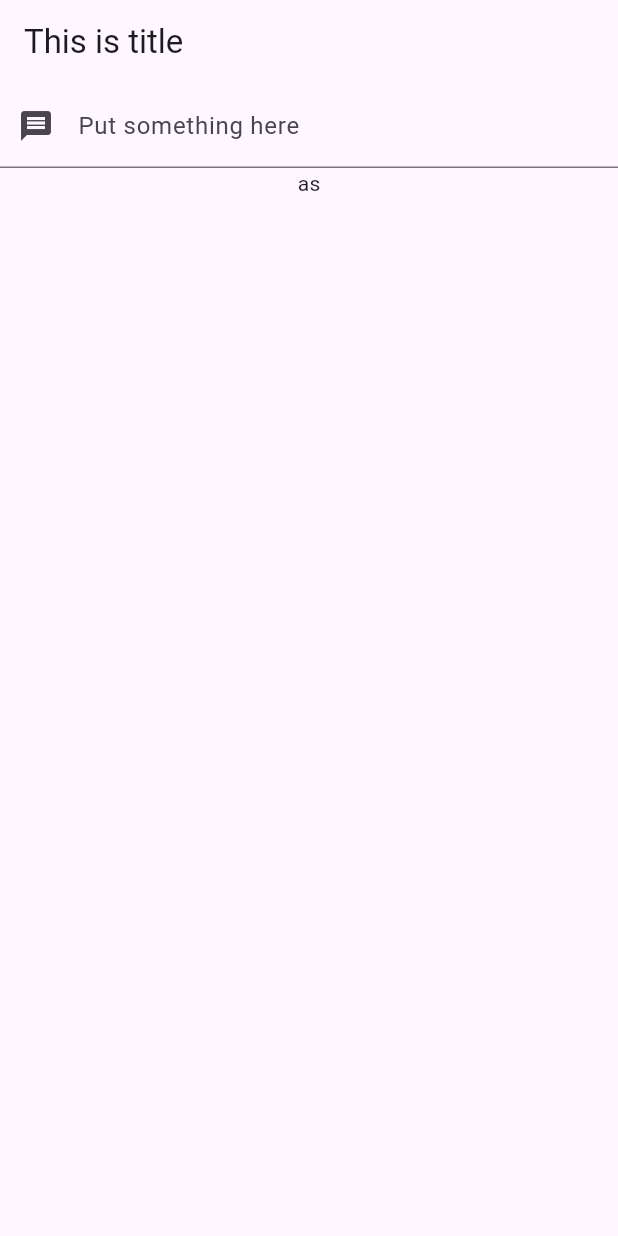
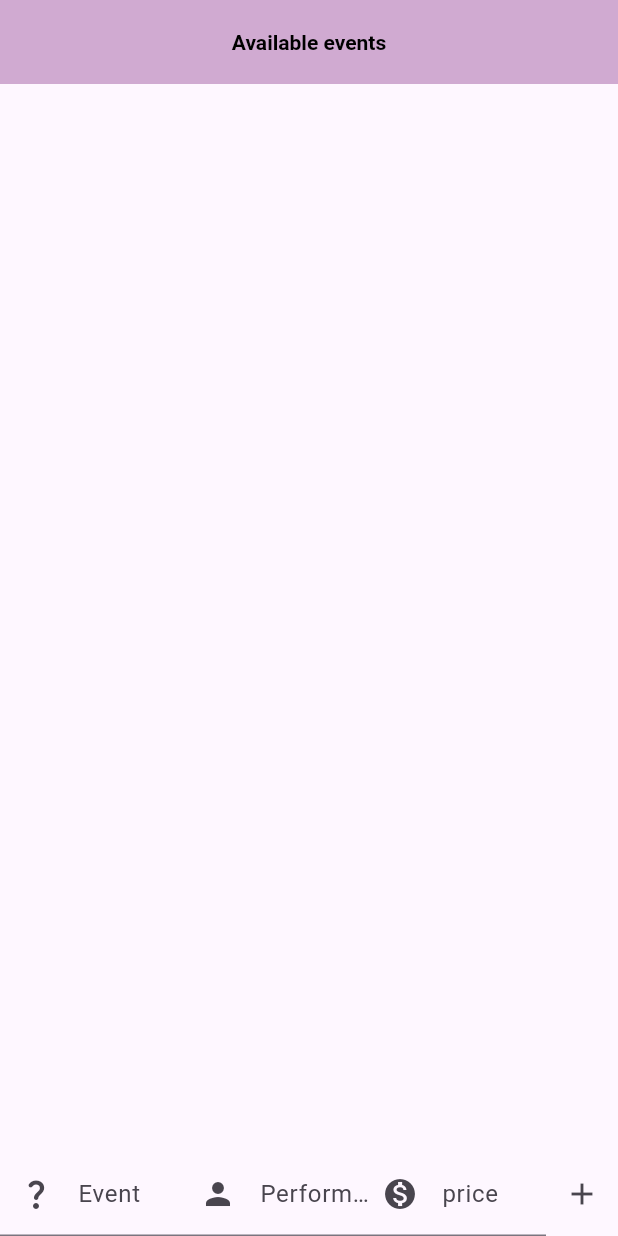
Before and after one commit to rraharjo/flut, a Flutter app: the screen it shows after launch, on a phone screen of 412 x 824 dp. Run offline on Flutter 3.47's test engine with Material 3 defaults, Android fonts, the phone set to English and light mode, and no system bars.

Commit message:
list of items

```diff
--- /dev/null
+++ b/lib/InputTextField.dart
@@ -0,0 +1,75 @@
+import 'package:flutter/material.dart';
+import 'Performance.dart';
+
+class TextInputWidget extends StatefulWidget {
+  final void Function(Ticket) callback;
+  const TextInputWidget({super.key, required this.callback});
+
+  @override
+  State<TextInputWidget> createState() => _TextInputWidgetState();
+}
+
+class _TextInputWidgetState extends State<TextInputWidget> {
+  final TextEditingController myController1 = TextEditingController();
+  final TextEditingController myController2 = TextEditingController();
+  final TextEditingController myController3 = TextEditingController();
+
+  @override
+  void dispose() {
+    super.dispose();
+    myController1.clear();
+    myController2.clear();
+    myController3.clear();
+  }
+
+  @override
+  Widget build(BuildContext context) {
+    return Row(
+      children: [
+        Expanded(
+          child: SizedBox(
+            child: TextField(
+              controller: myController1,
+              decoration: InputDecoration(
+                prefixIcon: const Icon(Icons.question_mark_rounded),
+                labelText: 'Event',
+              ),
+            ),
+          ),
+        ),
+        Expanded(
+          child: SizedBox(
+            child: TextField(
+              controller: myController2,
+              decoration: InputDecoration(
+                prefixIcon: const Icon(Icons.person),
+                labelText: 'Performer name',
+              ),
+            ),
+          ),
+        ),
+        Expanded(
+          child: SizedBox(
+            child: TextField(
+              controller: myController3,
+              decoration: InputDecoration(
+                prefixIcon: const Icon(Icons.monetization_on_sharp),
+                labelText: 'price',
+              ),
+            ),
+          ),
+        ),
+        IconButton(
+            onPressed: () {
+              widget.callback(Ticket(myController1.text, myController2.text,
+                  double.parse(myController3.text)));
+              //dispose();
+              myController1.clear();
+              myController2.clear();
+              myController3.clear();
+            },
+            icon: Icon(Icons.add))
+      ],
+    );
+  }
+}
--- /dev/null
+++ b/lib/PerformancesList.dart
@@ -0,0 +1,44 @@
+import 'package:flutter/material.dart';
+import 'package:flutter/widgets.dart';
+import 'InputTextField.dart';
+import 'Performance.dart';
+
+class Posts extends StatefulWidget {
+  const Posts({super.key});
+
+  @override
+  State<Posts> createState() => _PostsState();
+}
+
+class _PostsState extends State<Posts> {
+  List<Ticket> myTickets = [
+  ];
+
+  void addTicket(Ticket ticket) {
+    setState(() {
+      myTickets.add(ticket);
+    });
+    //print(myTickets);
+  }
+
+  @override
+  Widget build(BuildContext context) {
+    return Column(
+      children: [
+        Expanded(
+          child: SizedBox(
+            child: ListView.builder(
+              itemCount: myTickets.length,
+              itemBuilder: (buildContext, index) {
+                return TicketWidget(theTicket: myTickets[index]);
+              },
+            ),
+          ),
+        ),
+        TextInputWidget(
+          callback: addTicket,
+        ),
+      ],
+    );
+  }
+}
--- a/lib/main.dart
+++ b/lib/main.dart
@@ -1,5 +1,7 @@
 import 'package:flutter/material.dart';
 import 'package:flutter/services.dart';
+import 'PerformancesList.dart';
+import 'Performance.dart';
 
 void main() {
   runApp(const MyApp());
@@ -14,21 +16,6 @@ class MyApp extends StatelessWidget {
     return MaterialApp(
       title: 'My App',
       theme: ThemeData(
-        // This is the theme of your application.
-        //
-        // TRY THIS: Try running your application with "flutter run". You'll see
-        // the application has a purple toolbar. Then, without quitting the app,
-        // try changing the seedColor in the colorScheme below to Colors.green
-        // and then invoke "hot reload" (save your changes or press the "hot
-        // reload" button in a Flutter-supported IDE, or press "r" if you used
-        // the command line to start the app).
-        //
-        // Notice that the counter didn't reset back to zero; the application
-        // state is not lost during the reload. To reset the state, use hot
-        // restart instead.
-        //
-        // This works for code too, not just values: Most code changes can be
-        // tested with just a hot reload.
         colorScheme: ColorScheme.fromSeed(seedColor: Colors.deepPurple),
         useMaterial3: true,
         visualDensity: VisualDensity.adaptivePlatformDensity,
@@ -38,65 +25,33 @@ class MyApp extends StatelessWidget {
   }
 }
 
-class MyHomePage extends StatelessWidget {
+class MyHomePage extends StatefulWidget {
   const MyHomePage({super.key});
+
   @override
-  Widget build(BuildContext context) {
-    return Scaffold(
-      appBar: AppBar(
-        title: const Text('This is title'),
-      ),
-      body: const Column(
-        crossAxisAlignment: CrossAxisAlignment.center,
-        children: <Widget>[
-          TextInputWidget(),
-        ],
-      ),
-    );
-  }
+  State<MyHomePage> createState() => _MyHomePageState();
 }
 
-class TextInputWidget extends StatefulWidget {
-  const TextInputWidget({super.key});
+class _MyHomePageState extends State<MyHomePage> {
+  String message = '';
 
-  @override
-  State<TextInputWidget> createState() => _TextInputWidgetState();
-}
-
-class _TextInputWidgetState extends State<TextInputWidget> {
-  final TextEditingController myController = TextEditingController();
-  String text = 'as';
-  @override
-  void dispose() {
-    super.dispose();
-    myController.dispose();
-  }
-
-  void changeStateText(String msg) {
-    setState(() => this.text = msg);//setState will change the state of the widget
-    if (this.text == 'Hello World'){
-      setState(() => this.text = '');
-    }
-  }
-
-  void Function(String) changeStateText2(){
-    return (msg) => changeStateText(msg);
+  void changeMessage(String msg) {
+    setState(() => this.message = msg);
   }
 
   @override
   Widget build(BuildContext context) {
-    return Column(
-      children: [
-        TextField(
-          controller: myController,
-          decoration: const InputDecoration(
-            prefixIcon: Icon(Icons.message),
-            labelText: 'Put something here',
+    return Scaffold(
+        appBar: AppBar(
+          backgroundColor: Color.fromARGB(80, 108, 0, 108),
+          centerTitle: true,
+          titleTextStyle: const TextStyle(
+            color: Colors.black,
+            fontWeight: FontWeight.bold,
+            decorationStyle: TextDecorationStyle.solid,
           ),
-          onChanged: changeStateText,//this will call the function with the text from the textbox as the function argument
+          title: Text('Available events'),
         ),
-        Text(this.text),
-      ],
-    );
+        body: Material(child: Posts()));
   }
 }
```
Also changed, not shown: lib/Performance.dart (added, +71 -0 lines), 3 other files.
